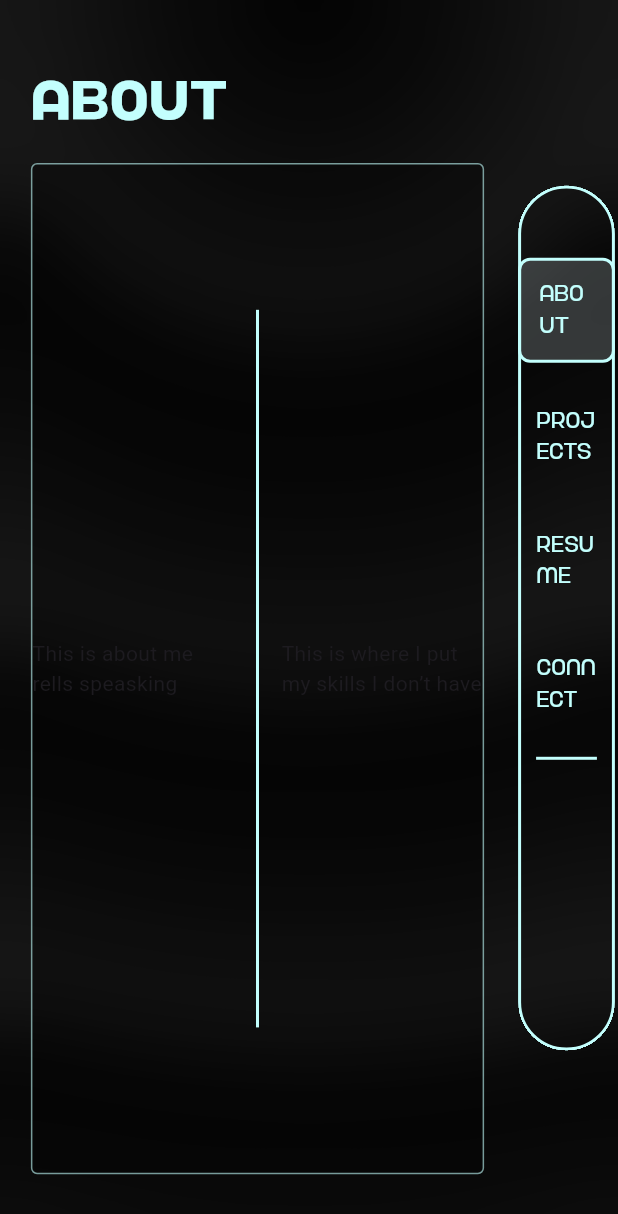
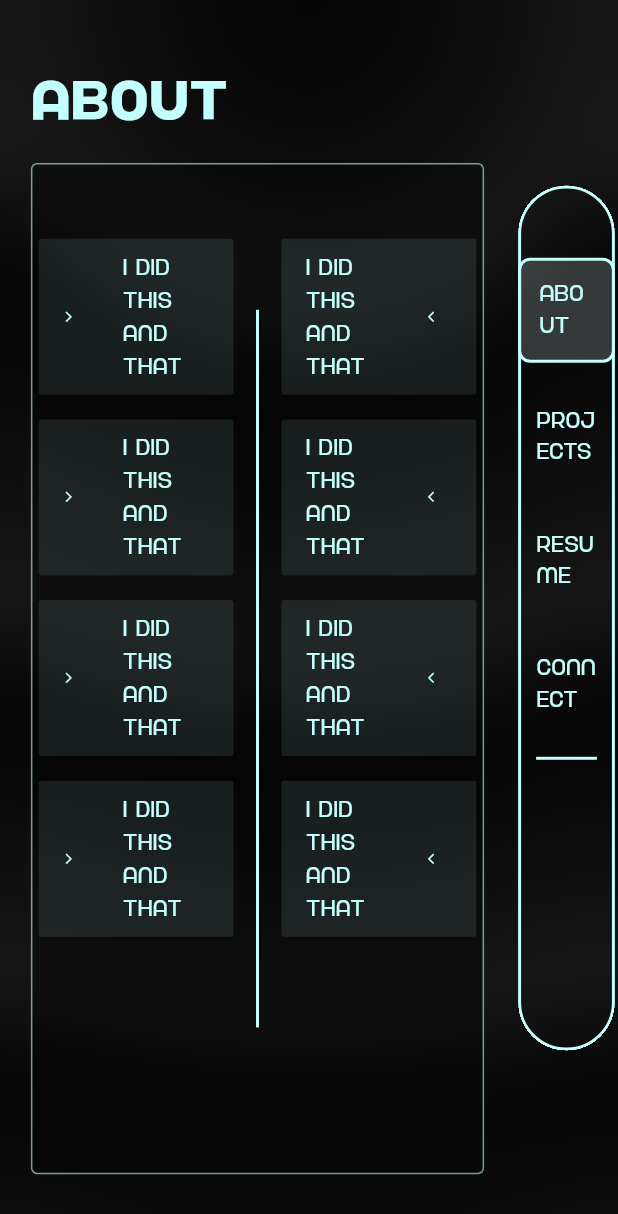
Before and after one commit to 1Shibam/portfolio_web, a Flutter app: the DesktopScreenLayout screen opened directly, on a phone screen of 412 x 824 dp. Shown: the top 1214 px of the screen. Run offline on Flutter 3.47's test engine with Material 3 defaults, Android fonts, the phone set to English and light mode, and no system bars; drawn by our look-alikes of flutter_animate; our stand-ins replace animated_text_kit, flutter_riverpod, go_router.

Commit message:
extracted introduction tile

```diff
--- a/lib/responsive/desktop/about_page_desktop.dart
+++ b/lib/responsive/desktop/about_page_desktop.dart
@@ -25,7 +25,9 @@ class AboutPageDesktop extends StatelessWidget {
           SizedBox(height: maxHeight * 0.02),
           Expanded(
             child: Container(
-              height: 0.6 * maxHeight,
+              height: double.maxFinite,
+              padding: EdgeInsets.symmetric(
+                  horizontal: maxWidth * 0.01, vertical: maxHeight * 0.05),
               decoration: BoxDecoration(
                 color: Colors.black.withOpacity(0.3),
                 border: Border.all(
@@ -35,10 +37,30 @@ class AboutPageDesktop extends StatelessWidget {
               ),
               child: Row(
                 children: [
-                  const Expanded(
-                    child:
-                        Center(child: Text('This is about me rells speasking')),
-                  ),
+                  Expanded(
+                      child: Column(
+                    mainAxisAlignment: MainAxisAlignment.start,
+                    crossAxisAlignment: CrossAxisAlignment.start,
+                    children: [
+                      Expanded(
+                          child: ListView.builder(
+                        itemCount: 4,
+                        itemBuilder: (context, index) {
+                          return const IntroductionTile(
+                            isSkillSection: false,
+                          )
+                              .animate()
+                              .fade(
+                                  duration: 600.ms,
+                                  delay: (index * 200).ms) // Staggered delay
+                              .slideX(
+                                  curve: Curves.easeInOut,
+                                  duration: 500.ms,
+                                  delay: (index * 200).ms);
+                        },
+                      ))
+                    ],
+                  )),
                   SizedBox(
                     height: maxHeight * 0.6,
                     child: const Padding(
@@ -49,9 +71,30 @@ class AboutPageDesktop extends StatelessWidget {
                       ),
                     ),
                   ),
-                  const Expanded(
-                    child: Center(
-                      child: Text('This is where I put my skills I don’t have'),
+                  Expanded(
+                    child: Column(
+                      mainAxisAlignment: MainAxisAlignment.start,
+                      crossAxisAlignment: CrossAxisAlignment.start,
+                      children: [
+                        Expanded(
+                            child: ListView.builder(
+                          itemCount: 4,
+                          itemBuilder: (context, index) {
+                            return const IntroductionTile(
+                              isSkillSection: true,
+                            )
+                                .animate()
+                                .fade(
+                                    duration: 600.ms,
+                                    delay: (index * 200).ms) // Staggered delay
+                                .slideX(
+                                    begin: 1,
+                                    curve: Curves.easeInOut,
+                                    duration: 500.ms,
+                                    delay: (index * 200).ms);
+                          },
+                        ))
+                      ],
                     ),
                   ),
                 ],
@@ -66,3 +109,40 @@ class AboutPageDesktop extends StatelessWidget {
     );
   }
 }
+
+class IntroductionTile extends StatelessWidget {
+  const IntroductionTile({super.key, required this.isSkillSection});
+  final bool isSkillSection;
+  @override
+  Widget build(BuildContext context) {
+    double maxHeight = MediaQuery.of(context).size.height;
+    double maxWidth = MediaQuery.of(context).size.width;
+    return Padding(
+      padding: EdgeInsets.symmetric(vertical: maxHeight * 0.01),
+      child: Container(
+          decoration: BoxDecoration(
+              color: AppColors.light.withOpacity(0.1),
+              borderRadius: BorderRadius.circular(maxWidth * 0.005)),
+          child: ListTile(
+            leading: isSkillSection
+                ? null
+                : Icon(
+                    Icons.arrow_forward_ios,
+                    color: AppColors.light,
+                    size: maxWidth * 0.02,
+                  ),
+            trailing: isSkillSection
+                ? Icon(
+                    Icons.arrow_back_ios,
+                    color: AppColors.light,
+                    size: maxWidth * 0.02,
+                  )
+                : null,
+            title: Text(
+              'I did this and that',
+              style: AppTextStyles.normal(context),
+            ),
+          )),
+    );
+  }
+}
```
